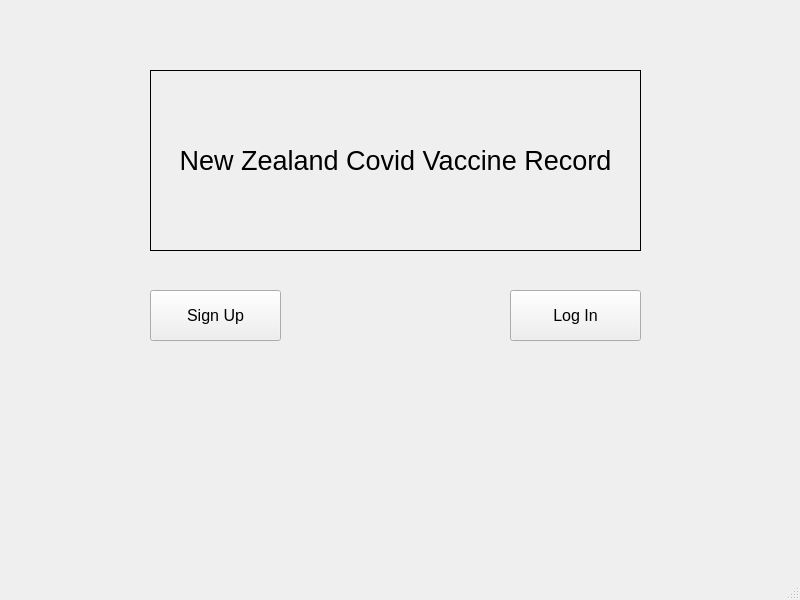
SourPanda13/106-Group-Assignment, file L_A_B_Final_Project/mainwindow.ui: the form before one commit.
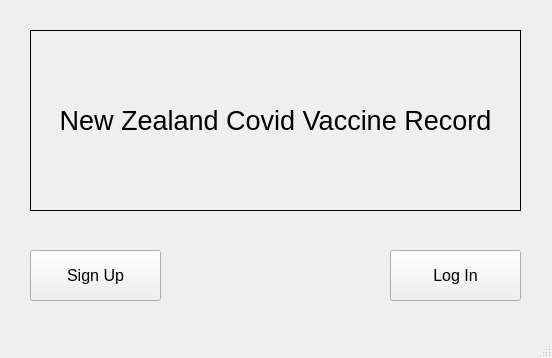
The form after the commit.

The edit to the form file:
```diff
--- a/L_A_B_Final_Project/mainwindow.ui
+++ b/L_A_B_Final_Project/mainwindow.ui
@@ -6,8 +6,8 @@
    <rect>
     <x>0</x>
     <y>0</y>
-    <width>800</width>
-    <height>600</height>
+    <width>552</width>
+    <height>358</height>
    </rect>
   </property>
   <property name="windowTitle">
@@ -17,8 +17,8 @@
    <widget class="QLabel" name="HeaderLabel">
     <property name="geometry">
      <rect>
-      <x>150</x>
-      <y>70</y>
+      <x>30</x>
+      <y>30</y>
       <width>491</width>
       <height>181</height>
      </rect>
@@ -44,8 +44,8 @@
    <widget class="QPushButton" name="pushButton_Signup">
     <property name="geometry">
      <rect>
-      <x>150</x>
-      <y>290</y>
+      <x>30</x>
+      <y>250</y>
       <width>131</width>
       <height>51</height>
      </rect>
@@ -65,8 +65,8 @@
    <widget class="QPushButton" name="pushButton_Login">
     <property name="geometry">
      <rect>
-      <x>510</x>
-      <y>290</y>
+      <x>390</x>
+      <y>250</y>
       <width>131</width>
       <height>51</height>
      </rect>
```
